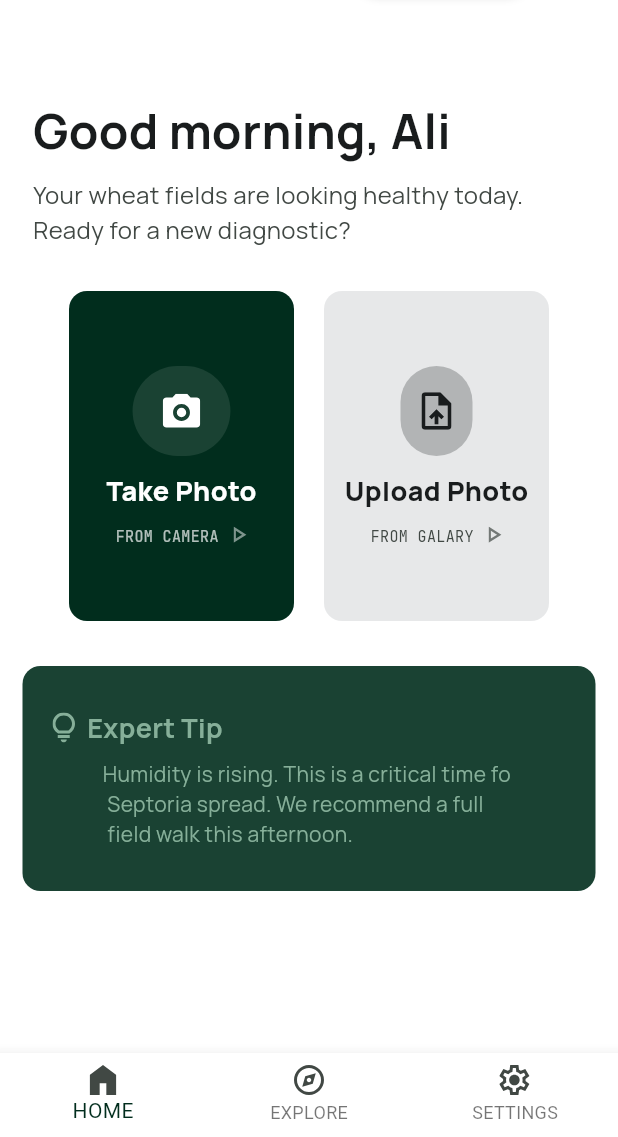
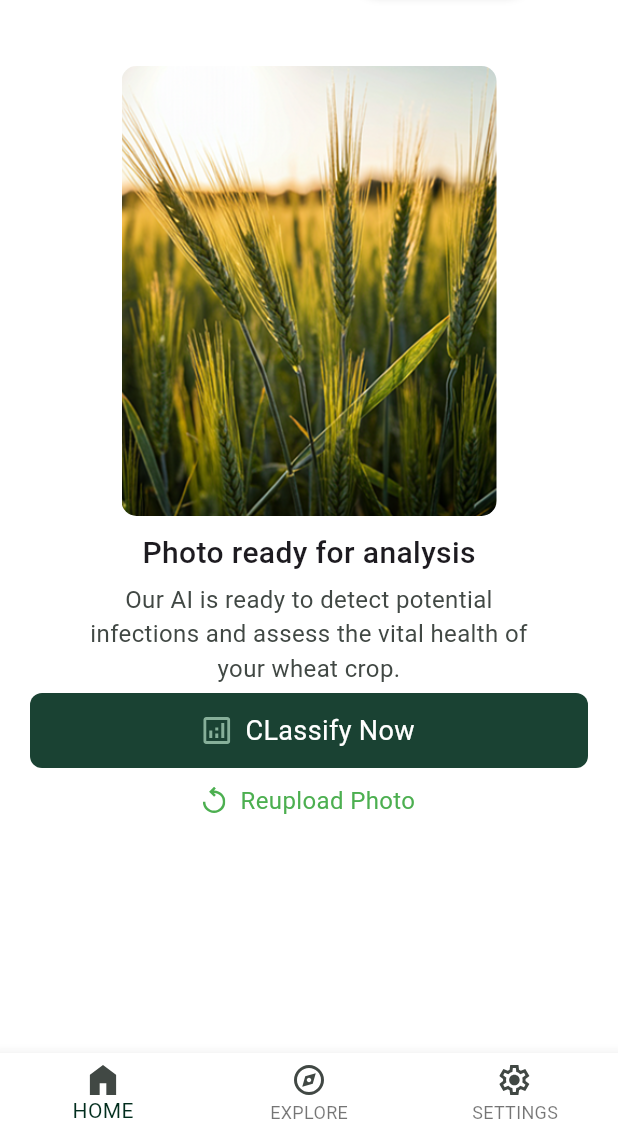
Before and after one commit to Aly-exe/Agro, a Flutter app: the screen it shows after launch, on a phone screen of 412 x 824 dp, the part 99-1236 px from its top. Run offline on Flutter 3.47's test engine with Material 3 defaults, Android fonts, the phone set to English and light mode, and no system bars; drawn by our look-alikes of flutter_toggle_tab; our stand-ins replace animated_splash_screen, audioplayers, bloc, cloud_firestore, curved_navigation_bar, firebase_auth and 8 more; accounts and stored records are empty; Roboto replaces fonts that are missing (Monrope).

Commit message:
add uploaded image view

```diff
--- a/lib/features/classify/presentation/views/homescreen.dart
+++ b/lib/features/classify/presentation/views/homescreen.dart
@@ -1,37 +1,35 @@
 import 'package:agro/features/classify/presentation/widgets/custombuttomnavigationbar.dart';
 import 'package:agro/features/classify/presentation/widgets/custtomAppBar.dart';
-import 'package:agro/features/classify/presentation/widgets/expertTipContainer.dart';
 import 'package:agro/features/classify/presentation/widgets/landingTextContainer.dart';
 import 'package:agro/features/classify/presentation/widgets/uploadandtakeimagecontainer.dart';
+import 'package:agro/features/classify/presentation/widgets/uploadedImageview.dart';
 import 'package:flutter/material.dart';
 
 class Homescreen extends StatelessWidget {
   const Homescreen({super.key});
-
+    final bool isImageLoaded = true;
   @override
   Widget build(BuildContext context) {
-    return const Scaffold(
+    return  Scaffold(
       backgroundColor: Colors.white,
       appBar: CusttomAppBar(),
       body: Center(
         child: Column(
           children: [
             SizedBox(
-              height: 50,
+              height:isImageLoaded? 0 : 50,
             ),
             Column(
               crossAxisAlignment: CrossAxisAlignment.start,
               children: [
                 Padding(
                   padding: EdgeInsets.symmetric(horizontal: 22),
-                  child:  const LandingTextContainer(name: "Ali"),
+                  child: isImageLoaded? const SizedBox.shrink() : const LandingTextContainer(name: "Ali"),
                 ),
                SizedBox(
                   height: 30,
                 ),
-                const UploadAndTakeImageContainer() ,
-                const SizedBox(height: 30,),
-                ExpertTipContainer()
+                 isImageLoaded ? const UploadedImageView() : const UploadAndTakeImageContainer(),
                 ],
             ),
           ],
--- a/lib/features/classify/presentation/widgets/uploadandtakeimagecontainer.dart
+++ b/lib/features/classify/presentation/widgets/uploadandtakeimagecontainer.dart
@@ -1,4 +1,5 @@
 import 'package:agro/constants/colors.dart';
+import 'package:agro/features/classify/presentation/widgets/expertTipContainer.dart';
 import 'package:agro/features/classify/presentation/widgets/imageContainer.dart';
 import 'package:flutter/material.dart';
 
@@ -7,7 +8,9 @@ class UploadAndTakeImageContainer extends StatelessWidget {
 
   @override
   Widget build(BuildContext context) {
-    return const Row(
+    return Column(
+      children: [
+        const Row(
           mainAxisAlignment: MainAxisAlignment.center,
           children: [
             ImageContainer(
@@ -30,6 +33,12 @@ class UploadAndTakeImageContainer extends StatelessWidget {
               playIconColor: AppColors.LightGreyTextColor,
             ),
           ],
+        ),
+        const SizedBox(
+          height: 30,
+        ),
+        ExpertTipContainer()
+      ],
     );
   }
 }
--- /dev/null
+++ b/lib/features/classify/presentation/widgets/uploadedImageview.dart
@@ -0,0 +1,93 @@
+import 'package:agro/constants/colors.dart';
+import 'package:flutter/material.dart';
+import 'package:flutter_svg/flutter_svg.dart';
+
+class UploadedImageView extends StatelessWidget {
+  const UploadedImageView({super.key});
+
+  @override
+  Widget build(BuildContext context) {
+    return Column(
+      crossAxisAlignment: CrossAxisAlignment.center,
+      children: [
+        // Image.asset("assets/images/wheat.png",),
+        Container(
+          height: 300,
+          width: 250,
+          decoration: BoxDecoration(
+              borderRadius: BorderRadius.circular(10),
+              image: DecorationImage(
+                  image: AssetImage("assets/images/wheat.png"),
+                  fit: BoxFit.cover)),
+        ),
+        const SizedBox(
+          height: 10,
+        ),
+        const Text(
+          "Photo ready for analysis",
+          style: TextStyle(fontSize: 20, fontWeight: FontWeight.w500),
+        ),
+        const SizedBox(
+          height: 5,
+        ),
+        const Text(
+          textAlign: TextAlign.center,
+          "Our AI is ready to detect potential\ninfections and assess the vital health of\nyour wheat crop.",
+          style: TextStyle(fontSize: 16, color: Color(0xff414844)),
+        ),
+        const SizedBox(
+          height: 5,
+        ),
+        InkWell(
+          onTap: () {
+            // Handle analyze button tap
+          },
+          child: Padding(
+            padding: const EdgeInsets.symmetric(horizontal: 20),
+            child: Container(
+                padding: EdgeInsets.symmetric(horizontal: 40, vertical: 12),
+                decoration: BoxDecoration(
+                  color: AppColors.lightPrimaryColor,
+                  borderRadius: BorderRadius.circular(8),
+                ),
+                child: Row(
+                  mainAxisAlignment: MainAxisAlignment.center,
+                  children: [
+                    SvgPicture.asset("assets/icons/classifyIcon.svg"),
+                    const SizedBox(
+                      width: 10,
+                    ),
+                    const Text(
+                      "CLassify Now",
+                      style: TextStyle(
+                          color: Colors.white,
+                          fontSize: 18,
+                          fontFamily: 'Monrope'),
+                    )
+                  ],
+                )),
+          ),
+        ),
+        const SizedBox(
+          height: 10,
+        ),
+        Row(
+          mainAxisAlignment: MainAxisAlignment.center,
+          children: [
+            SvgPicture.asset("assets/icons/reloadIcon.svg" , color: Colors.green,),
+            const SizedBox(
+              width: 10,
+            ),
+            const Text(
+              "Reupload Photo",
+              style: TextStyle(
+                  color: Colors.green,
+                  fontSize: 16,
+                  fontFamily: 'Monrope'),
+            ),
+          ],
+        )
+      ],
+    );
+  }
+}
```
Also changed, not shown: assets/icons/classifyIcon.svg (added), assets/icons/reloadIcon.svg (added), assets/images/wheat.png (added). Lines whose indentation alone changed are shown as unchanged.
